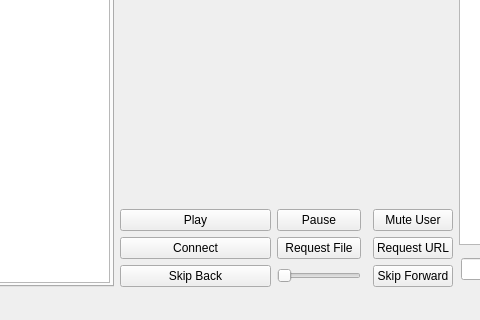
This is Source/client/mainwindow.ui in FrostByten/Comm-Audio as Qt 5 draws it before an edit; both pictures show x 230 to 710 and y 339 to 659 of the 1033 by 659 pixel window. The edited form follows.
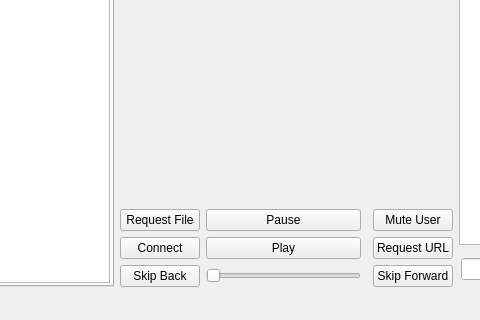
This is the edited form. Icons and pictures are not drawn.

The edit to the form file:
```diff
--- a/Source/client/mainwindow.ui
+++ b/Source/client/mainwindow.ui
@@ -188,17 +188,10 @@
        </widget>
       </item>
       <item row="0" column="2">
-       <layout class="QGridLayout" name="Settings" rowstretch="1,0,0,0,0" columnstretch="1,0,0,0">
+       <layout class="QGridLayout" name="Settings" rowstretch="1,0,0,0,0" columnstretch="0,0,0,0">
         <property name="sizeConstraint">
          <enum>QLayout::SetDefaultConstraint</enum>
         </property>
-        <item row="2" column="1">
-         <widget class="QPushButton" name="req_file_Btn">
-          <property name="text">
-           <string>Request File</string>
-          </property>
-         </widget>
-        </item>
         <item row="0" column="0" colspan="4">
          <widget class="QWidget" name="widget" native="true">
           <layout class="QGridLayout" name="gridLayout_5"/>
@@ -247,13 +240,6 @@
           </property>
          </widget>
         </item>
-        <item row="1" column="0">
-         <widget class="QPushButton" name="play_Btn">
-          <property name="text">
-           <string>Play</string>
-          </property>
-         </widget>
-        </item>
         <item row="4" column="3">
          <widget class="QPushButton" name="skip_for_Btn">
           <property name="text">
@@ -261,6 +247,20 @@
           </property>
          </widget>
         </item>
+        <item row="1" column="0">
+         <widget class="QPushButton" name="req_file_Btn">
+          <property name="text">
+           <string>Request File</string>
+          </property>
+         </widget>
+        </item>
+        <item row="2" column="1">
+         <widget class="QPushButton" name="play_Btn">
+          <property name="text">
+           <string>Play</string>
+          </property>
+         </widget>
+        </item>
        </layout>
       </item>
      </layout>
```
Left out of the diff: 3 changed lines with no effect on the pictures.
